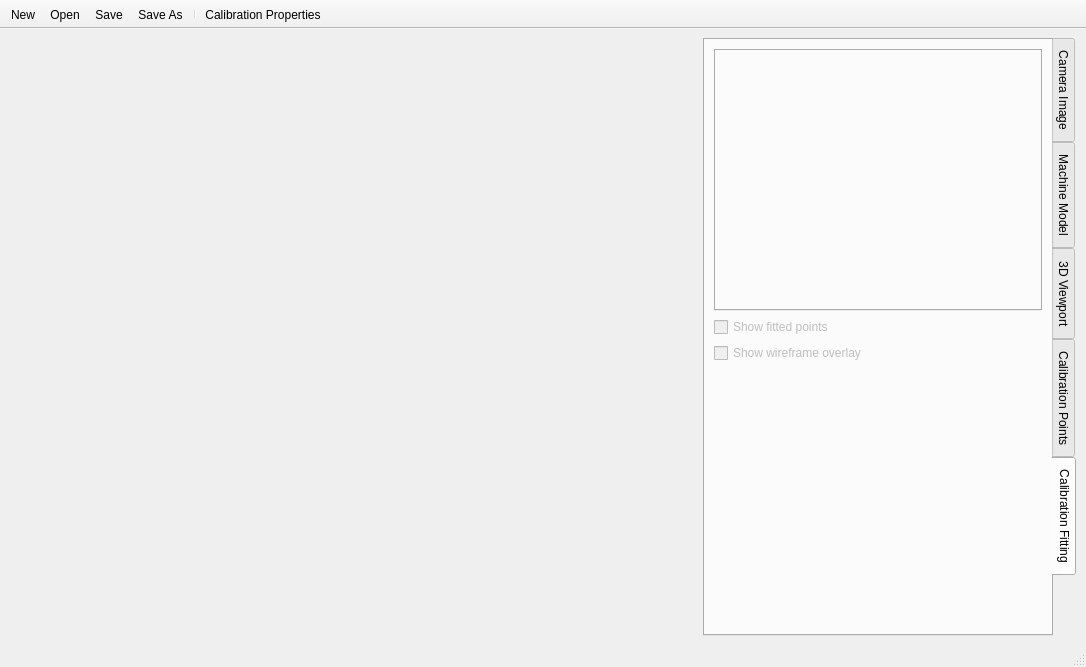
The window that calcam/gui/qt_designer_files/fitting_calib.ui (euratom-software/calcam) describes before a commit, drawn with Qt 5.
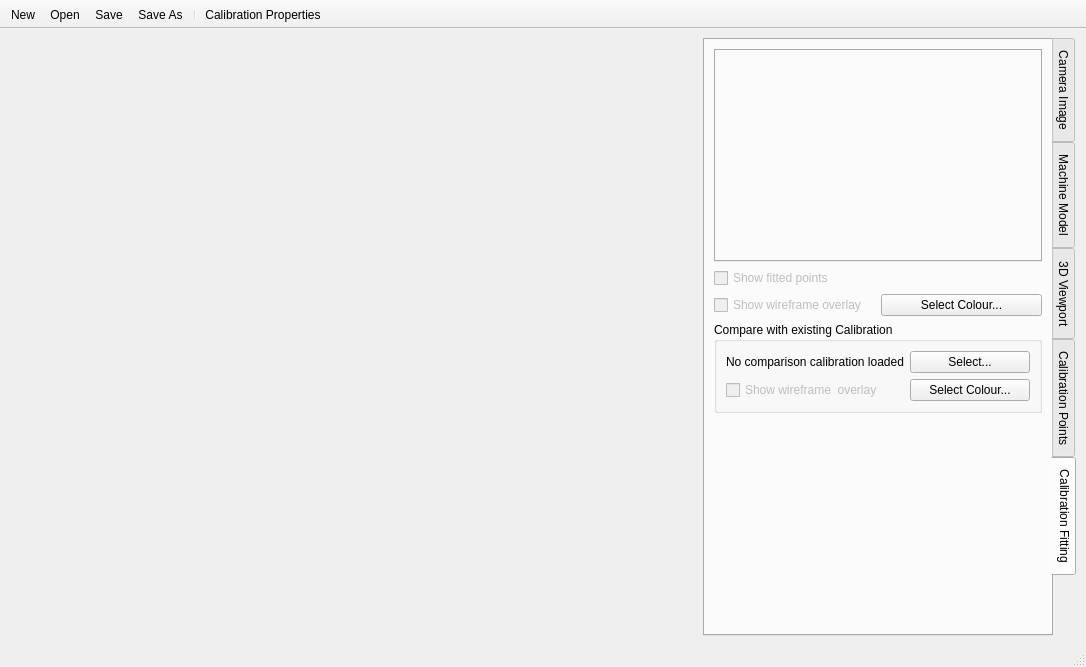
The same window after the commit. The open tabs and pages were chosen to show the change.

Commit message: Continue with enhancements and fixes - add overlay comparison, work around PyQt5 + VTK bug, fix bugs with adding user code in CAD model editor and also bug in CAD model editor under python 2.

What changed in the file:
```diff
--- a/calcam/gui/qt_designer_files/fitting_calib.ui
+++ b/calcam/gui/qt_designer_files/fitting_calib.ui
@@ -1342,34 +1342,7 @@
         <string>Calibration Fitting</string>
        </attribute>
        <layout class="QGridLayout" name="gridLayout_13">
-        <item row="0" column="0">
-         <widget class="QTabWidget" name="subview_tabs">
-          <property name="currentIndex">
-           <number>-1</number>
-          </property>
-         </widget>
-        </item>
-        <item row="3" column="0">
-         <widget class="QCheckBox" name="fitted_points_checkbox">
-          <property name="enabled">
-           <bool>false</bool>
-          </property>
-          <property name="text">
-           <string>Show fitted points</string>
-          </property>
-         </widget>
-        </item>
-        <item row="4" column="0">
-         <widget class="QCheckBox" name="overlay_checkbox">
-          <property name="enabled">
-           <bool>false</bool>
-          </property>
-          <property name="text">
-           <string>Show wireframe overlay</string>
-          </property>
-         </widget>
-        </item>
-        <item row="5" column="0">
+        <item row="6" column="0">
          <spacer name="verticalSpacer_4">
           <property name="orientation">
            <enum>Qt::Vertical</enum>
@@ -1382,6 +1355,83 @@
           </property>
          </spacer>
         </item>
+        <item row="4" column="0">
+         <widget class="QCheckBox" name="overlay_checkbox">
+          <property name="enabled">
+           <bool>false</bool>
+          </property>
+          <property name="text">
+           <string>Show wireframe overlay</string>
+          </property>
+         </widget>
+        </item>
+        <item row="4" column="1">
+         <widget class="QPushButton" name="overlay_colour_button">
+          <property name="text">
+           <string>Select Colour...</string>
+          </property>
+         </widget>
+        </item>
+        <item row="3" column="0" colspan="2">
+         <widget class="QCheckBox" name="fitted_points_checkbox">
+          <property name="enabled">
+           <bool>false</bool>
+          </property>
+          <property name="text">
+           <string>Show fitted points</string>
+          </property>
+         </widget>
+        </item>
+        <item row="0" column="0" colspan="2">
+         <widget class="QTabWidget" name="subview_tabs">
+          <property name="currentIndex">
+           <number>-1</number>
+          </property>
+         </widget>
+        </item>
+        <item row="5" column="0" colspan="2">
+         <widget class="QGroupBox" name="groupBox_4">
+          <property name="title">
+           <string>Compare with existing Calibration</string>
+          </property>
+          <layout class="QGridLayout" name="gridLayout_16">
+           <item row="2" column="0">
+            <widget class="QCheckBox" name="comparison_overlay_checkbox">
+             <property name="enabled">
+              <bool>false</bool>
+             </property>
+             <property name="text">
+              <string>Show wireframe  overlay </string>
+             </property>
+            </widget>
+           </item>
+           <item row="2" column="1">
+            <widget class="QPushButton" name="comparison_overlay_colour_button">
+             <property name="enabled">
+              <bool>true</bool>
+             </property>
+             <property name="text">
+              <string>Select Colour...</string>
+             </property>
+            </widget>
+           </item>
+           <item row="1" column="1">
+            <widget class="QPushButton" name="open_comparison_calib">
+             <property name="text">
+              <string>Select...</string>
+             </property>
+            </widget>
+           </item>
+           <item row="1" column="0">
+            <widget class="QLabel" name="comparison_name">
+             <property name="text">
+              <string>No comparison calibration loaded</string>
+             </property>
+            </widget>
+           </item>
+          </layout>
+         </widget>
+        </item>
        </layout>
       </widget>
      </widget>
```
The commit also changes 8 other files.
